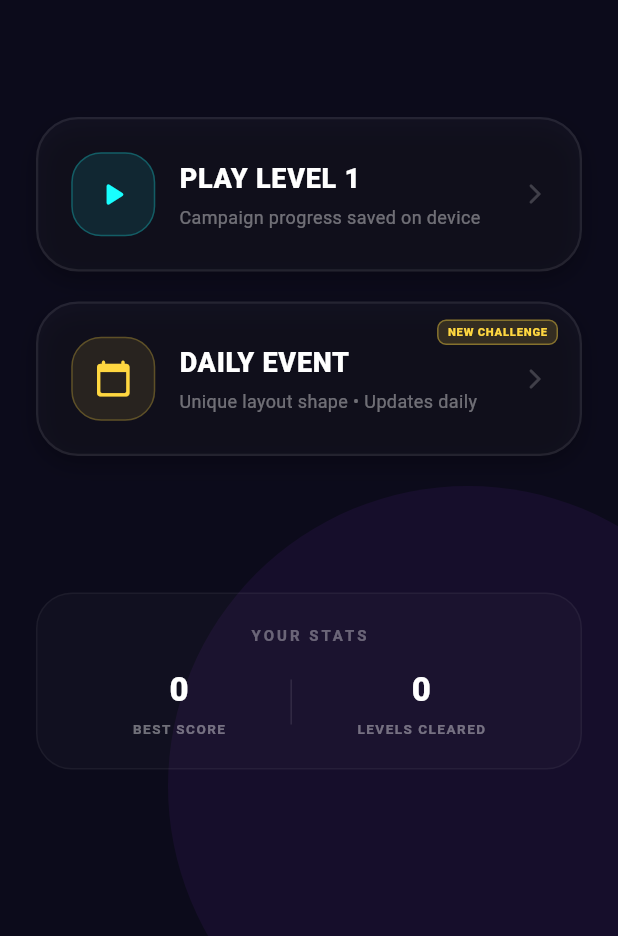
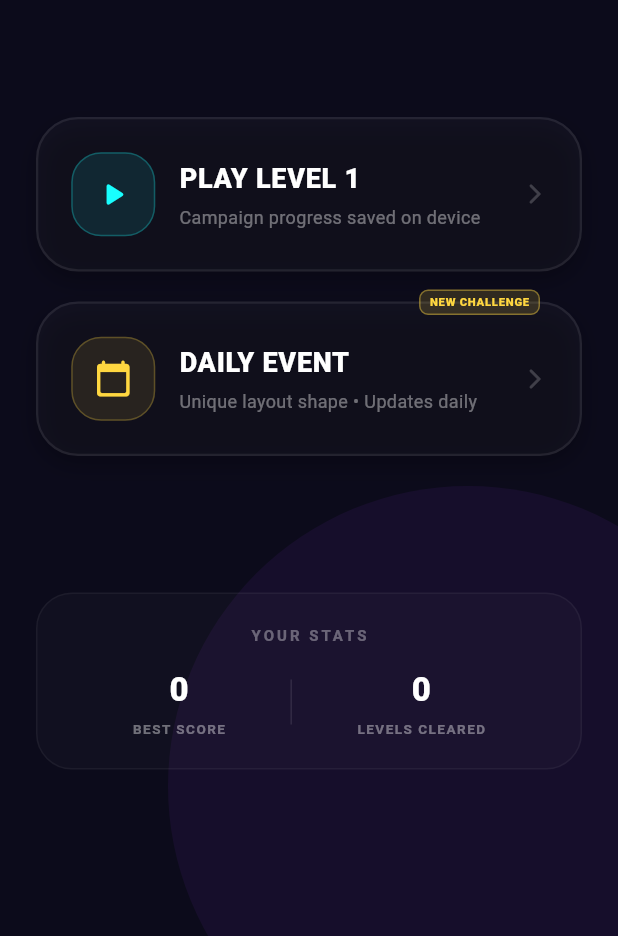
Before and after one commit to Dmitriy-ateo/VCG_ThreeInARow, a Flutter app: the screen it shows after launch, after a tap on "START GAME", on a phone screen of 412 x 824 dp, the part 300-1236 px from its top. Run offline on Flutter 3.47's test engine with Material 3 defaults, Android fonts, the phone set to English and light mode, and no system bars; our stand-ins replace shared_preferences.

Commit message:
fix: position badge on the top border of the card and remove title padding constraint

```diff
--- a/lib/widgets/game_screen.dart
+++ b/lib/widgets/game_screen.dart
@@ -706,9 +706,7 @@ class _GameScreenState extends State<GameScreen> {
                   child: Column(
                     crossAxisAlignment: CrossAxisAlignment.start,
                     children: [
-                      Padding(
-                        padding: EdgeInsets.only(right: badgeText != null ? 50.0 : 0.0),
-                        child: Text(
+                      Text(
                         title,
                         style: const TextStyle(
                           color: Colors.white,
@@ -718,7 +716,6 @@ class _GameScreenState extends State<GameScreen> {
                         ),
                         maxLines: 1,
                         overflow: TextOverflow.ellipsis,
-                        ),
                       ),
                       const SizedBox(height: 4),
                       Text(
@@ -741,8 +738,8 @@ class _GameScreenState extends State<GameScreen> {
           ),
           if (badgeText != null)
             Positioned(
-              top: 12,
-              right: 16, // Aligned directly near the top-right card border
+              top: -8, // Center vertically on the card's top border
+              right: 28, // Positioned on the flat portion of the top-right border
               child: Container(
                 padding: const EdgeInsets.symmetric(horizontal: 6, vertical: 2),
                 decoration: BoxDecoration(
```
Lines whose indentation alone changed are shown as unchanged.
